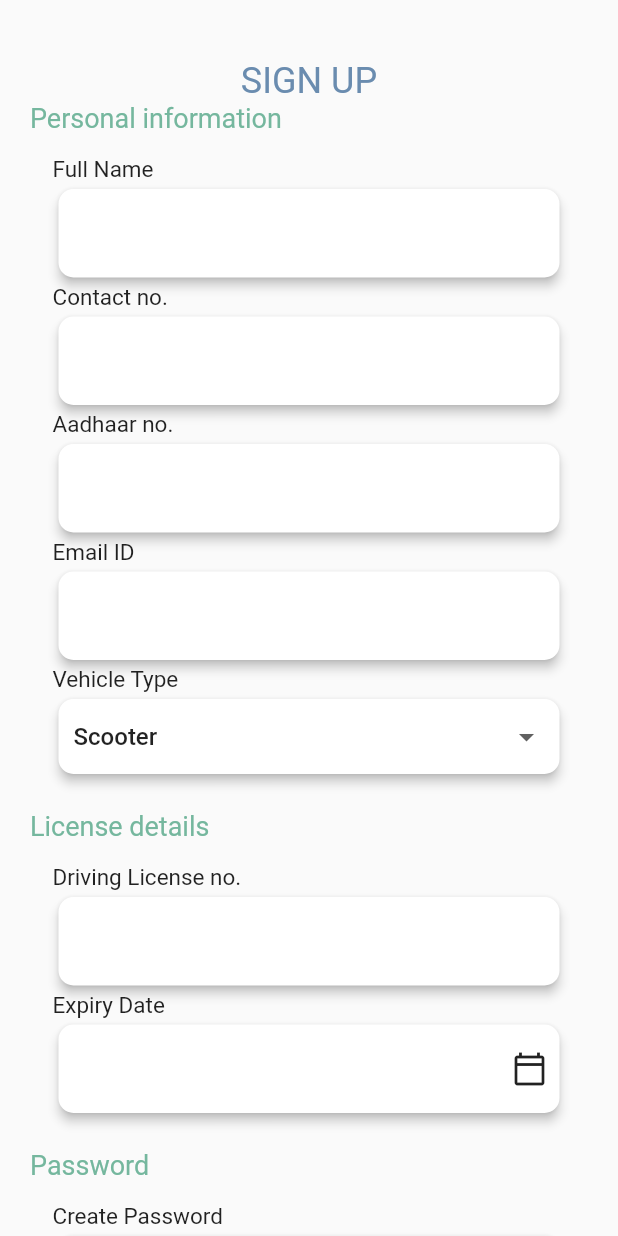
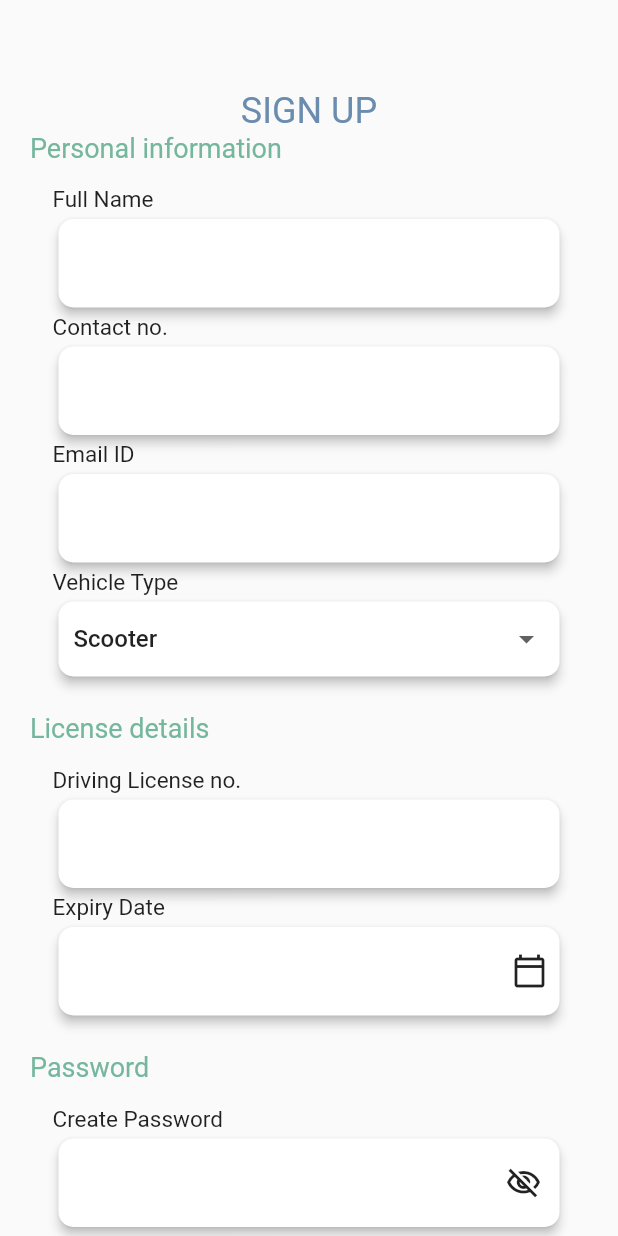
Before and after one commit to manishtalele/riderapp, a Flutter app: the RegisterScreen screen opened directly, on a phone screen of 412 x 824 dp. Run offline on Flutter 3.47's test engine with Material 2 defaults, Android fonts, the phone set to English and light mode, and no system bars; drawn by our look-alikes of dropdown_button2; our stand-ins replace animated_splash_screen, cloud_firestore, firebase_auth, firebase_core, firebase_messaging, flutter_local_notifications and 2 more; accounts and stored records are empty; network calls fail.

```diff
--- a/lib/data/userdata.dart
+++ b/lib/data/userdata.dart
@@ -1,6 +1,3 @@
-String name = 'Jay', lastName = 'Adam';
-int donationLevel = 3, level = 2, points = 10;
-String profileImage =
-    "https://images.unsplash.com/photo-1494790108377-be9c29b29330?ixlib=rb-1.2.1&ixid=MnwxMjA3fDB8MHxzZWFyY2h8Mnx8cHJvZmlsZXxlbnwwfHwwfHw%3D&w=1000&q=80";
-int phoneNo = 1234567890;
-String email = "jay.adam@freemosal.com", userUid = "1jE09tG2w5fMSppJqO9P";
+String username = "", email = "", userUid = "", fcmToken = "";
+int phoneNum = 0;
+String vehicleType = "", drivingLicenseNo = "", expiryDate = "";
--- a/lib/main.dart
+++ b/lib/main.dart
@@ -4,8 +4,6 @@ import 'package:firebase_messaging/firebase_messaging.dart';
 import 'package:flutter/material.dart';
 import 'package:flutter_local_notifications/flutter_local_notifications.dart';
 import 'package:riderapp/firebase_options.dart';
-import 'package:riderapp/homescreen.dart';
-import 'package:riderapp/login.dart';
 import 'package:riderapp/provider/notifcationprovider.dart';
 import 'package:riderapp/splash.dart';
 import 'package:riderapp/theme/deftheme.dart';
--- a/lib/registration.dart
+++ b/lib/registration.dart
@@ -1,5 +1,10 @@
 import 'package:dropdown_button2/dropdown_button2.dart';
 import 'package:flutter/material.dart';
+import 'package:fluttertoast/fluttertoast.dart';
+import 'package:riderapp/api/createuser.dart';
+import 'package:riderapp/data/userdata.dart';
+import 'package:riderapp/provider/datepicker.dart';
+import 'package:riderapp/provider/emailauth.dart';
 import 'package:riderapp/theme/deftheme.dart';
 
 class RegisterScreen extends StatefulWidget {
@@ -11,15 +16,31 @@ class RegisterScreen extends StatefulWidget {
 
 class _RegisterScreenState extends State<RegisterScreen> {
   List items = ["Scooter", "Bike", "Tempo"];
-  String fullname = "",
-      contactno = "",
-      aadharno = "",
-      email = "",
-      vehicletype = "Scooter",
-      licenseno = "",
-      expirydate = "",
-      password = "",
-      confirmpass = "";
+  final TextEditingController _fullname = TextEditingController(),
+      _contactNo = TextEditingController(),
+      _licenseno = TextEditingController(),
+      _expirydate = TextEditingController(),
+      _email = TextEditingController(),
+      _password = TextEditingController(),
+      _confirmPass = TextEditingController();
+
+  bool showPassword = true, showConfirmPass = true;
+  String vehicletype = "Scooter";
+
+  setDetails() {
+    username = _fullname.text;
+    phoneNum = int.parse(_contactNo.text);
+    vehicleType = vehicletype;
+    drivingLicenseNo = _licenseno.text;
+    expiryDate = _expirydate.text;
+    email = _email.text;
+  }
+
+  @override
+  void initState() {
+    _expirydate.text = "";
+    super.initState();
+  }
 
   @override
   Widget build(BuildContext context) {
@@ -27,7 +48,7 @@ class _RegisterScreenState extends State<RegisterScreen> {
     return Scaffold(
       body: SingleChildScrollView(
         child: Padding(
-          padding: const EdgeInsets.fromLTRB(20, 40, 20, 20),
+          padding: const EdgeInsets.fromLTRB(20, 60, 20, 40),
           child: Column(
             crossAxisAlignment: CrossAxisAlignment.start,
             children: [
@@ -74,9 +95,7 @@ class _RegisterScreenState extends State<RegisterScreen> {
                               borderRadius: BorderRadius.circular(10),
                               borderSide: BorderSide.none),
                         ),
-                        onChanged: (value) => setState(() {
-                          fullname = value;
-                        }),
+                        controller: _fullname,
                       ),
                     ),
                     const Text(
@@ -89,6 +108,7 @@ class _RegisterScreenState extends State<RegisterScreen> {
                           borderRadius: BorderRadius.circular(10)),
                       elevation: 3,
                       child: TextField(
+                        keyboardType: TextInputType.number,
                         decoration: InputDecoration(
                           fillColor: Colors.white,
                           focusedBorder: OutlineInputBorder(
@@ -101,13 +121,36 @@ class _RegisterScreenState extends State<RegisterScreen> {
                               borderRadius: BorderRadius.circular(10),
                               borderSide: BorderSide.none),
                         ),
-                        onChanged: (value) => setState(() {
-                          contactno = value;
-                        }),
+                        controller: _contactNo,
                       ),
                     ),
+                    // const Text(
+                    //   "Aadhaar no.",
+                    //   style:
+                    //       TextStyle(fontSize: 15, fontWeight: FontWeight.w400),
+                    // ),
+                    // Card(
+                    //   shape: RoundedRectangleBorder(
+                    //       borderRadius: BorderRadius.circular(10)),
+                    //   elevation: 3,
+                    //   child: TextField(
+                    //     decoration: InputDecoration(
+                    //       fillColor: Colors.white,
+                    //       focusedBorder: OutlineInputBorder(
+                    //         borderSide: const BorderSide(
+                    //           color: Color.fromRGBO(106, 140, 175, 1),
+                    //         ),
+                    //         borderRadius: BorderRadius.circular(10),
+                    //       ),
+                    //       border: OutlineInputBorder(
+                    //           borderRadius: BorderRadius.circular(10),
+                    //           borderSide: BorderSide.none),
+                    //     ),
+                    //     con
+                    //   ),
+                    // ),
                     const Text(
-                      "Aadhaar no.",
+                      "Email ID",
                       style:
                           TextStyle(fontSize: 15, fontWeight: FontWeight.w400),
                     ),
@@ -116,6 +159,7 @@ class _RegisterScreenState extends State<RegisterScreen> {
                           borderRadius: BorderRadius.circular(10)),
                       elevation: 3,
                       child: TextField(
+                        keyboardType: TextInputType.emailAddress,
                         decoration: InputDecoration(
                           fillColor: Colors.white,
                           focusedBorder: OutlineInputBorder(
@@ -128,36 +172,7 @@ class _RegisterScreenState extends State<RegisterScreen> {
                               borderRadius: BorderRadius.circular(10),
                               borderSide: BorderSide.none),
                         ),
-                        onChanged: (value) => setState(() {
-                          aadharno = value;
-                        }),
-                      ),
-                    ),
-                    const Text(
-                      "Email ID",
-                      style:
-                          TextStyle(fontSize: 15, fontWeight: FontWeight.w400),
-                    ),
-                    Card(
-                      shape: RoundedRectangleBorder(
-                          borderRadius: BorderRadius.circular(10)),
-                      elevation: 3,
-                      child: TextField(
-                        decoration: InputDecoration(
-                          fillColor: Colors.white,
-                          focusedBorder: OutlineInputBorder(
-                            borderSide: const BorderSide(
-                              color: Color.fromRGBO(106, 140, 175, 1),
-                            ),
-                            borderRadius: BorderRadius.circular(10),
-                          ),
-                          border: OutlineInputBorder(
-                              borderRadius: BorderRadius.circular(10),
-                              borderSide: BorderSide.none),
-                        ),
-                        onChanged: (value) => setState(() {
-                          email = value;
-                        }),
+                        controller: _email,
                       ),
                     ),
                     const Text(
@@ -240,9 +255,7 @@ class _RegisterScreenState extends State<RegisterScreen> {
                               borderRadius: BorderRadius.circular(10),
                               borderSide: BorderSide.none),
                         ),
-                        onChanged: (value) => setState(() {
-                          licenseno = value;
-                        }),
+                        controller: _licenseno,
                       ),
                     ),
                     const Text(
@@ -252,12 +265,14 @@ class _RegisterScreenState extends State<RegisterScreen> {
                     ),
                     Card(
                       elevation: 3,
-                      shape: RoundedRectangleBorder(borderRadius: BorderRadius.circular(10)),
+                      shape: RoundedRectangleBorder(
+                          borderRadius: BorderRadius.circular(10)),
                       child: Row(
                         children: [
                           SizedBox(
-                            width: width-110,
+                            width: width - 110,
                             child: TextField(
+                              // keyboardType: TextInputType.datetime,
                               decoration: InputDecoration(
                                 fillColor: Colors.white,
                                 focusedBorder: OutlineInputBorder(
@@ -270,9 +285,13 @@ class _RegisterScreenState extends State<RegisterScreen> {
                                     borderRadius: BorderRadius.circular(10),
                                     borderSide: BorderSide.none),
                               ),
-                              onChanged: (value) => setState(() {
-                                expirydate = value;
-                              }),
+                              controller: _expirydate,
+                              readOnly: true,
+                              onTap: () => DatePicker().getDate(
+                                context: context,
+                                setDate: (date) =>
+                                    setState(() => _expirydate.text = date),
+                              ),
                             ),
                           ),
                           const Icon(Icons.calendar_today_outlined)
@@ -306,8 +325,9 @@ class _RegisterScreenState extends State<RegisterScreen> {
                       child: Row(
                         children: [
                           SizedBox(
-                            width: width-110,
+                            width: width - 150,
                             child: TextField(
+                              obscureText: showPassword,
                               decoration: InputDecoration(
                                 fillColor: Colors.white,
                                 focusedBorder: OutlineInputBorder(
@@ -320,12 +340,15 @@ class _RegisterScreenState extends State<RegisterScreen> {
                                     borderRadius: BorderRadius.circular(10),
                                     borderSide: BorderSide.none),
                               ),
-                              onChanged: (value) => setState(() {
-                                password = value;
-                              }),
+                              controller: _password,
                             ),
                           ),
-                          const Icon(Icons.visibility_off_outlined)
+                          const Spacer(),
+                          IconButton(
+                            icon: const Icon(Icons.visibility_off_outlined),
+                            onPressed: () =>
+                                setState(() => showPassword = !showPassword),
+                          )
                         ],
                       ),
                     ),
@@ -341,8 +364,9 @@ class _RegisterScreenState extends State<RegisterScreen> {
                       child: Row(
                         children: [
                           SizedBox(
-                            width: width-110,
+                            width: width - 150,
                             child: TextField(
+                              obscureText: showConfirmPass,
                               decoration: InputDecoration(
                                 fillColor: Colors.white,
                                 focusedBorder: OutlineInputBorder(
@@ -355,12 +379,15 @@ class _RegisterScreenState extends State<RegisterScreen> {
                                     borderRadius: BorderRadius.circular(10),
                                     borderSide: BorderSide.none),
                               ),
-                              onChanged: (value) => setState(() {
-                                confirmpass = value;
-                              }),
+                              controller: _confirmPass,
                             ),
                           ),
-                          const Icon(Icons.visibility_off_outlined)
+                          const Spacer(),
+                          IconButton(
+                            icon: const Icon(Icons.visibility_off_outlined),
+                            onPressed: () => setState(
+                                () => showConfirmPass = !showConfirmPass),
+                          )
                         ],
                       ),
                     ),
@@ -377,11 +404,31 @@ class _RegisterScreenState extends State<RegisterScreen> {
                                 RoundedRectangleBorder(
                           borderRadius: BorderRadius.circular(10),
                         ))),
-                    onPressed: () {
-                      // Navigator.push(
-                      //     context,
-                      //     MaterialPageRoute(
-                      //         builder: (context) => const HomeScreen()));
+                    onPressed: () async {
+                      try {
+                        if (_password.text == _confirmPass.text) {
+                          await setDetails();
+                          await EmailAuth().createUserWithEmailAndPassword(
+                              emailAddress: _email.text,
+                              password: _password.text);
+                          await UserDetails().createUser(context: context);
+                        } else {
+                          Fluttertoast.showToast(
+                              msg: "Please Enter Proper Password",
+                              toastLength: Toast.LENGTH_LONG,
+                              fontSize: 20,
+                              backgroundColor: Theme.of(context).primaryColor,
+                              textColor: Colors.white);
+                        }
+                      } catch (e) {
+                        Fluttertoast.showToast(
+                            msg: "Something Went Wrong",
+                            toastLength: Toast.LENGTH_LONG,
+                            fontSize: 20,
+                            backgroundColor: Theme.of(context).primaryColor,
+                            textColor: Colors.white);
+                        print(e);
+                      }
                     },
                     child: const Padding(
                       padding:
--- a/pubspec.yaml
+++ b/pubspec.yaml
@@ -49,6 +49,7 @@ dependencies:
   intl: ^0.17.0
   animated_splash_screen: ^1.3.0
   page_transition: ^2.0.9
+  fluttertoast: ^8.1.1
 
 dev_dependencies:
   flutter_test:
```
Also changed, not shown: lib/api/createuser.dart (added, +31 -0 lines), lib/login.dart (+6 -13 lines), lib/provider/datepicker.dart (added, +21 -0 lines), lib/provider/emailauth.dart (+15 -13 lines), pubspec.lock.
